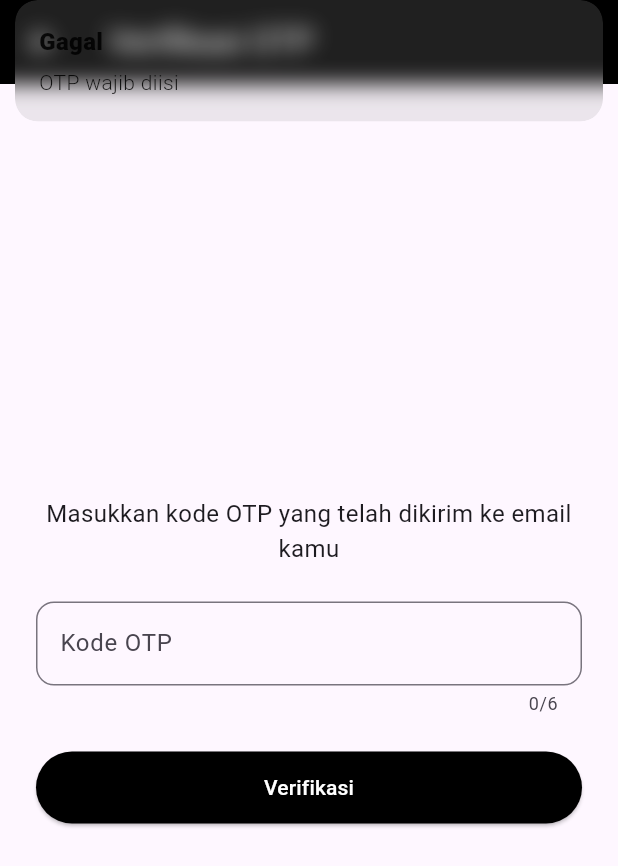
After one commit to dhiyaulhaq12/procue, a Flutter app: the OtpView screen opened by its route, after a tap on "Verifikasi", on a phone screen of 412 x 824 dp. The commit adds this screen. Shown: the top 866 px of the screen. Run offline on Flutter 3.47's test engine with Material 3 defaults, Android fonts, the phone set to English and light mode, and no system bars; our stand-ins replace camera, get, image_picker, video_player, youtube_player_flutter.

Commit message:
login register

```diff
--- a/lib/app/modules/login/controllers/login_controller.dart
+++ b/lib/app/modules/login/controllers/login_controller.dart
@@ -16,7 +16,7 @@ class LoginController extends GetxController {
     }
 
     final response = await AuthService.login(email, password);
-  if (response.containsKey('token')) {
+    if (response.containsKey('access_token')) {
       // Simpan token ke SharedPreferences kalau mau
       Get.snackbar('Sukses', 'Login berhasil');
       Get.offNamed('/dashboard');
--- /dev/null
+++ b/lib/app/modules/otp/controllers/otp_controller.dart
@@ -0,0 +1,32 @@
+import 'package:flutter/material.dart';
+import 'package:get/get.dart';
+import '../../../services/auth_service.dart';
+
+class OtpController extends GetxController {
+  final otpController = TextEditingController();
+  final email = ''.obs; // Akan diisi dari register
+
+  void verifyOtp() async {
+    final otp = otpController.text.trim();
+
+    if (otp.isEmpty) {
+      Get.snackbar('Gagal', 'OTP wajib diisi');
+      return;
+    }
+
+    final response = await AuthService.verifyOtp(email.value, otp);
+
+    if (response['message'] == 'OTP valid') {
+      Get.snackbar('Berhasil', 'OTP valid, lanjut isi password');
+      Get.toNamed('/register-complete', arguments: {'email': email.value});
+    } else {
+      Get.snackbar('Gagal', response['error'] ?? 'OTP salah atau sudah kedaluwarsa');
+    }
+  }
+
+  @override
+  void onClose() {
+    otpController.dispose();
+    super.onClose();
+  }
+}
--- /dev/null
+++ b/lib/app/modules/otp/views/otp_view.dart
@@ -0,0 +1,52 @@
+import 'package:flutter/material.dart';
+import 'package:get/get.dart';
+import '../controllers/otp_controller.dart';
+
+class OtpView extends GetView<OtpController> {
+  const OtpView({super.key});
+
+  @override
+  Widget build(BuildContext context) {
+    return Scaffold(
+      appBar: AppBar(
+        title: const Text('Verifikasi OTP'),
+        backgroundColor: Colors.black,
+        foregroundColor: Colors.white,
+      ),
+      body: Padding(
+        padding: const EdgeInsets.all(24.0),
+        child: Column(
+          mainAxisAlignment: MainAxisAlignment.center,
+          children: [
+            const Text(
+              'Masukkan kode OTP yang telah dikirim ke email kamu',
+              textAlign: TextAlign.center,
+              style: TextStyle(fontSize: 16),
+            ),
+            const SizedBox(height: 24),
+            TextField(
+              controller: controller.otpController,
+              keyboardType: TextInputType.number,
+              maxLength: 6,
+              decoration: InputDecoration(
+                labelText: 'Kode OTP',
+                border: OutlineInputBorder(
+                  borderRadius: BorderRadius.circular(12),
+                ),
+              ),
+            ),
+            const SizedBox(height: 24),
+            ElevatedButton(
+              onPressed: controller.verifyOtp,
+              style: ElevatedButton.styleFrom(
+                backgroundColor: Colors.black,
+                minimumSize: const Size(double.infinity, 48),
+              ),
+              child: const Text('Verifikasi', style: TextStyle(color: Colors.white)),
+            ),
+          ],
+        ),
+      ),
+    );
+  }
+}
--- a/lib/app/modules/register/controllers/register_controller.dart
+++ b/lib/app/modules/register/controllers/register_controller.dart
@@ -1,6 +1,6 @@
 import 'package:flutter/material.dart';
 import 'package:get/get.dart';
-import '../../../services/auth_service.dart'; // Pastikan path sesuai
+import '../../../services/auth_service.dart';
 
 class RegisterController extends GetxController {
   final usernameController = TextEditingController();
@@ -14,24 +14,35 @@ class RegisterController extends GetxController {
     final password = passwordController.text;
     final confirm = confirmPasswordController.text;
 
+    // Validasi field tidak boleh kosong
     if (username.isEmpty || email.isEmpty || password.isEmpty || confirm.isEmpty) {
       Get.snackbar('Pendaftaran Gagal', 'Semua field wajib diisi');
       return;
     }
 
+    // Validasi format email yang benar
+    final emailRegex = RegExp(r'^[\w-\.]+@([\w-]+\.)+[\w-]{2,4}$');
+    if (!emailRegex.hasMatch(email)) {
+      Get.snackbar('Pendaftaran Gagal', 'Email tidak valid');
+      return;
+    }
+
+    // Validasi password sama
     if (password != confirm) {
       Get.snackbar('Pendaftaran Gagal', 'Password tidak sama');
       return;
     }
 
+    // Kirim ke backend
     final response = await AuthService.register(username, email, password);
-  if (response.containsKey('message')) {
+
+    if (response.containsKey('message') && response['message'] == 'User registered successfully') {
       Get.snackbar('Sukses', response['message']);
       Get.offNamed('/login');
-  } else if (response.containsKey('error')) {
-    Get.snackbar('Gagal', response['error']);
     } else {
-    Get.snackbar('Gagal', 'Terjadi kesalahan tidak diketahui');
+      // Tangani semua kemungkinan pesan error
+      final errorMsg = response['message'] ?? response['error'] ?? 'Terjadi kesalahan tidak diketahui';
+      Get.snackbar('Gagal', errorMsg);
     }
   }
 
--- a/lib/app/routes/app_pages.dart
+++ b/lib/app/routes/app_pages.dart
@@ -18,6 +18,8 @@ import '../modules/login/bindings/login_binding.dart';
 import '../modules/login/views/login_view.dart';
 import '../modules/on_boarding/bindings/on_boarding_binding.dart';
 import '../modules/on_boarding/views/on_boarding_view.dart';
+import '../modules/otp/bindings/otp_binding.dart';
+import '../modules/otp/views/otp_view.dart';
 import '../modules/peralatan/bindings/peralatan_binding.dart';
 import '../modules/peralatan/views/peralatan_view.dart';
 import '../modules/profile/bindings/profile_binding.dart';
@@ -114,5 +116,9 @@ class AppPages {
       page: () => const TutorialView(),
       binding: TutorialBinding(),
     ),
+    GetPage(
+      name: '/otp-verification',
+      page: () => OtpView(),
+    ),
   ];
 }
--- a/lib/app/routes/app_routes.dart
+++ b/lib/app/routes/app_routes.dart
@@ -17,6 +17,7 @@ abstract class Routes {
   static const DETEKSI = _Paths.DETEKSI;
   static const RIWAYAT = _Paths.RIWAYAT;
   static const TUTORIAL = _Paths.TUTORIAL;
+  static const OTP = _Paths.OTP;
 }
 
 abstract class _Paths {
@@ -36,4 +37,5 @@ abstract class _Paths {
   static const DETEKSI = '/deteksi';
   static const RIWAYAT = '/riwayat';
   static const TUTORIAL = '/tutorial';
+  static const OTP = '/otp';
 }
--- a/lib/app/services/auth_service.dart
+++ b/lib/app/services/auth_service.dart
@@ -2,10 +2,11 @@ import 'package:http/http.dart' as http;
 import 'dart:convert';
 
 class AuthService {
-  static const baseUrl = 'http://127.0.0.1:5000'; // Ganti dengan IP PC kamu
+  static const baseUrl = 'http://192.168.5.227:5000'; // IP LOCAL PC
 
   static Future<Map<String, dynamic>> register(
       String username, String email, String password) async {
+    try {
       final response = await http.post(
         Uri.parse('$baseUrl/register'),
         headers: {'Content-Type': 'application/json'},
@@ -16,10 +17,22 @@ class AuthService {
         }),
       );
 
+      if (response.statusCode == 200 || response.statusCode == 201) {
         return jsonDecode(response.body);
+      } else {
+        return {
+          'error': 'Gagal mendaftar, status code: ${response.statusCode}',
+          'details': response.body,
+        };
+      }
+    } catch (e) {
+      return {'error': 'Terjadi kesalahan jaringan: $e'};
+    }
   }
 
-  static Future<Map<String, dynamic>> login(String email, String password) async {
+  static Future<Map<String, dynamic>> login(
+      String email, String password) async {
+    try {
       final response = await http.post(
         Uri.parse('$baseUrl/login'),
         headers: {'Content-Type': 'application/json'},
@@ -29,6 +42,38 @@ class AuthService {
         }),
       );
 
+      if (response.statusCode == 200) {
         return jsonDecode(response.body);
+      } else {
+        return {
+          'error': 'Gagal login, status code: ${response.statusCode}',
+          'details': response.body,
+        };
+      }
+    } catch (e) {
+      return {'error': 'Terjadi kesalahan jaringan: $e'};
     }
   }
+
+  static Future<Map<String, dynamic>> verifyOtp(String email, String otp) async {
+  try {
+    final response = await http.post(
+      Uri.parse('$baseUrl/register/verify-otp'),
+      headers: {'Content-Type': 'application/json'},
+      body: jsonEncode({'email': email, 'otp': otp}),
+    );
+
+    if (response.statusCode == 200) {
+      return jsonDecode(response.body);
+    } else {
+      return {
+        'error': 'Gagal verifikasi OTP, status: ${response.statusCode}',
+        'details': response.body,
+      };
+    }
+  } catch (e) {
+    return {'error': 'Kesalahan jaringan: $e'};
+  }
+}
+
+}
```
Also changed, not shown: lib/app/modules/otp/bindings/otp_binding.dart (added, +12 -0 lines), lib/app/modules/kamus_biliard/views/kamus_biliard_view.dart (line endings or trailing spaces), pubspec.lock, 131 other files. Lines whose indentation alone changed are shown as unchanged.
